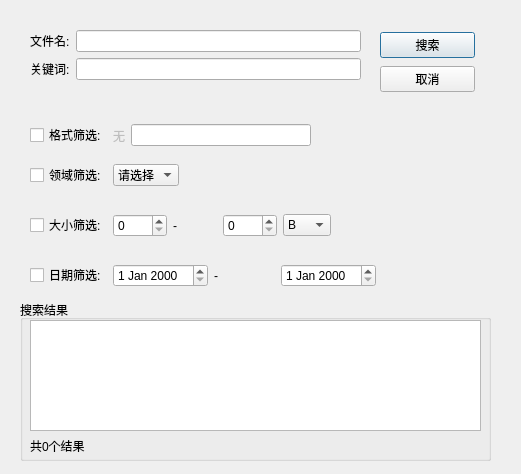
Above: searchdialog.ui from lvyilin/SmartFilesManager before the change. Below: the same form after it.
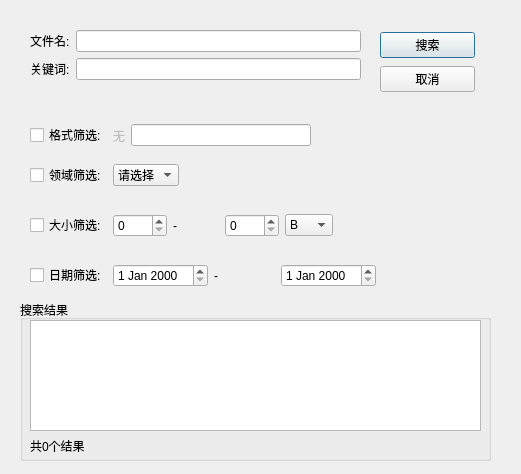
That is the form after the change.

Commit message: fix: bug in search dialog

What changed in the file:
```diff
--- a/searchdialog.ui
+++ b/searchdialog.ui
@@ -59,7 +59,7 @@
     <rect>
      <x>30</x>
      <y>210</y>
-     <width>301</width>
+     <width>303</width>
      <height>31</height>
     </rect>
    </property>
```
Left out of the diff: 3 changed lines with no effect on the pictures. The commit also changes 3 other files.
